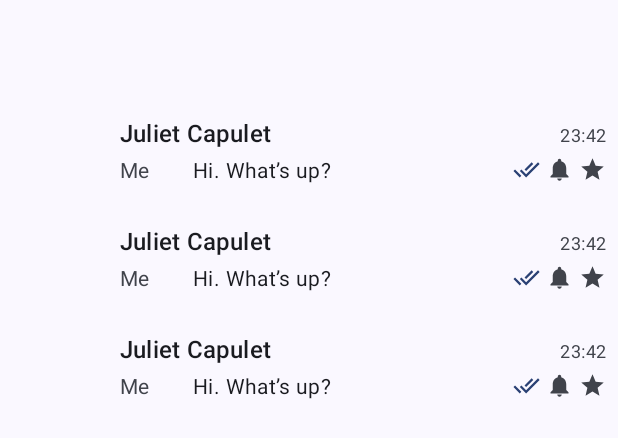
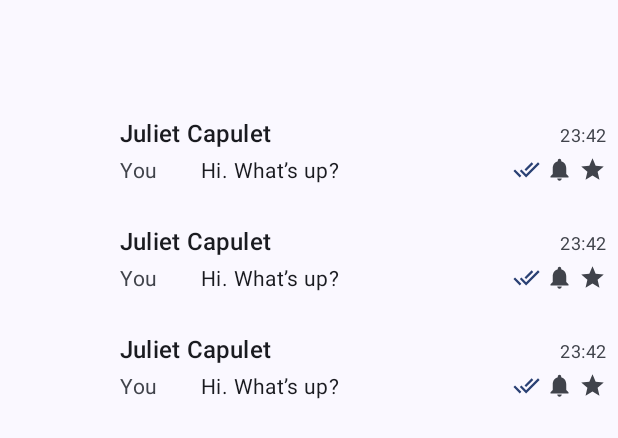
Before and after one commit to Poltato/Enigma, an Android app: the layout activity_share_with.xml on its own in the app's theme, with its tools: preview values and no code run, on a phone screen of 412 x 824 dp. Shown: the top 438 px of the screen. Run offline under Robolectric (Android 15) with nearby library versions, the phone set to English and light mode, and no system bars; plain views replace RoundedImageView.

Commit message:
Invite system enhancements + updated strings

```diff
--- a/src/main/res/values/strings.xml
+++ b/src/main/res/values/strings.xml
@@ -590,7 +590,7 @@
     <string name="payment_required">Payment required</string>
     <string name="reconnect_on_other_host">Reconnect on other host</string>
     <string name="missing_internet_permission">Grant permission to use the Internet</string>
-    <string name="me">Me</string>
+    <string name="me">You</string>
     <string name="contact_asks_for_presence_subscription">Contact asks for presence subscription</string>
     <string name="allow">Allow</string>
     <string name="no_permission_to_place_call">No permission to place phone call</string>
```
Also changed, not shown: 3 other files.
